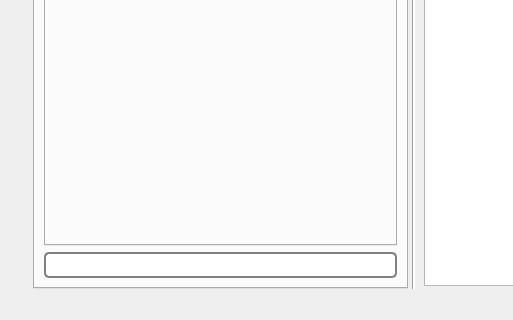
Before: the Qt Designer form pyslvs_ui/widgets/main.ui in KmolYuan/Pyslvs-UI, drawn with Qt 5; both pictures show x 0 to 513 and y 370 to 690 of the 828 by 690 pixel window.
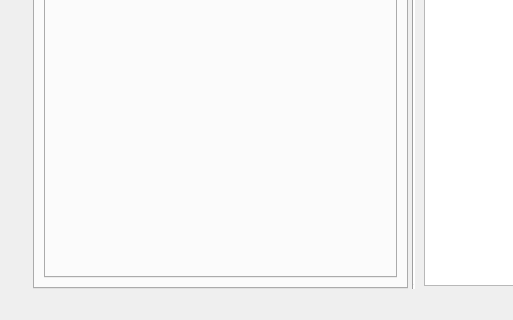
After: the same form once the commit is applied. The open tabs and pages were chosen to show the change. Icons and pictures are not drawn.

Patch:
```diff
--- a/pyslvs_ui/widgets/main.ui
+++ b/pyslvs_ui/widgets/main.ui
@@ -380,27 +380,6 @@
            </property>
           </widget>
          </item>
-         <item>
-          <widget class="QProgressBar" name="synthesis_progress">
-           <property name="styleSheet">
-            <string notr="true">QProgressBar {
-    border: 2px solid grey;
-    border-radius: 5px;
-}
-
-QProgressBar::chunk {
-    background-color: #05B8CC;
-    width: 20px;
-}</string>
-           </property>
-           <property name="maximum">
-            <number>3</number>
-           </property>
-           <property name="textVisible">
-            <bool>false</bool>
-           </property>
-          </widget>
-         </item>
         </layout>
        </widget>
        <widget class="QWidget" name="project_tab">
```
